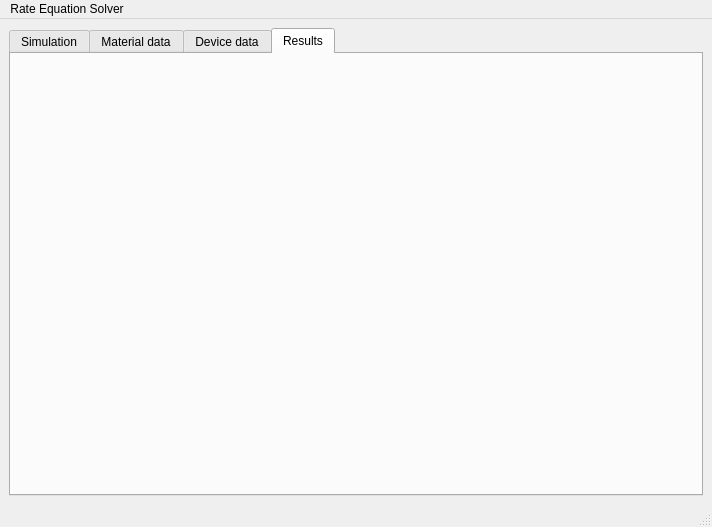
Above: mainwindow.ui from kskarthiksk/Laser_sim_Qt before the change. Below: the same form after it.
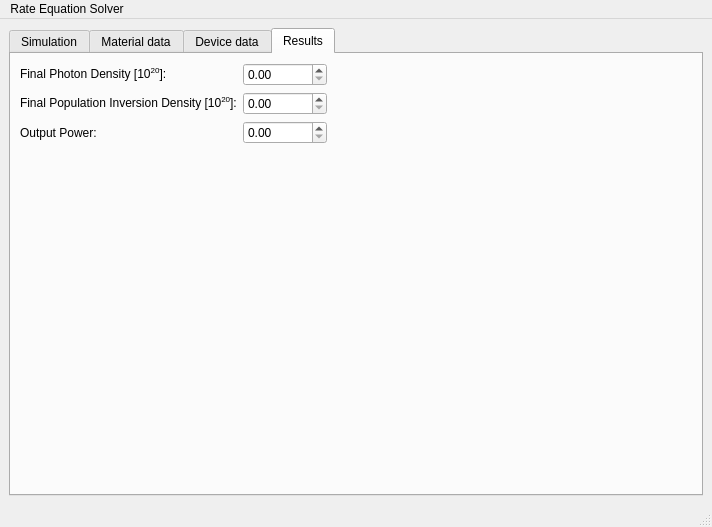
That is the form after the change. The open tabs and pages were chosen to show the change.

What changed in the file:
```diff
--- a/mainwindow.ui
+++ b/mainwindow.ui
@@ -17,6 +17,12 @@
    <layout class="QGridLayout" name="gridLayout">
     <item row="0" column="0">
      <widget class="QTabWidget" name="tabWidget">
+      <property name="minimumSize">
+       <size>
+        <width>690</width>
+        <height>0</height>
+       </size>
+      </property>
       <property name="currentIndex">
        <number>1</number>
       </property>
@@ -363,6 +369,80 @@
        <attribute name="title">
         <string>Results</string>
        </attribute>
+       <layout class="QGridLayout" name="gridLayout_3">
+        <item row="0" column="1">
+         <spacer name="horizontalSpacer_4">
+          <property name="orientation">
+           <enum>Qt::Orientation::Horizontal</enum>
+          </property>
+          <property name="sizeHint" stdset="0">
+           <size>
+            <width>40</width>
+            <height>20</height>
+           </size>
+          </property>
+         </spacer>
+        </item>
+        <item row="0" column="0">
+         <layout class="QFormLayout" name="formLayout_3">
+          <item row="0" column="0">
+           <widget class="QLabel" name="label">
+            <property name="text">
+             <string>&lt;html&gt;&lt;head/&gt;&lt;body&gt;&lt;p&gt;Final Photon Density [10&lt;span style=&quot; vertical-align:super;&quot;&gt;20&lt;/span&gt;]:&lt;/p&gt;&lt;/body&gt;&lt;/html&gt;</string>
+            </property>
+           </widget>
+          </item>
+          <item row="0" column="1">
+           <widget class="QDoubleSpinBox" name="phi_final">
+            <property name="maximum">
+             <double>100000000000.000000000000000</double>
+            </property>
+           </widget>
+          </item>
+          <item row="1" column="0">
+           <widget class="QLabel" name="label_17">
+            <property name="text">
+             <string>&lt;html&gt;&lt;head/&gt;&lt;body&gt;&lt;p&gt;Final Population Inversion Density [10&lt;span style=&quot; vertical-align:super;&quot;&gt;20&lt;/span&gt;]:&lt;/p&gt;&lt;/body&gt;&lt;/html&gt;</string>
+            </property>
+           </widget>
+          </item>
+          <item row="1" column="1">
+           <widget class="QDoubleSpinBox" name="N_final">
+            <property name="maximum">
+             <double>100000000.000000000000000</double>
+            </property>
+           </widget>
+          </item>
+          <item row="2" column="0">
+           <widget class="QLabel" name="label_18">
+            <property name="text">
+             <string>Output Power:</string>
+            </property>
+           </widget>
+          </item>
+          <item row="2" column="1">
+           <widget class="QDoubleSpinBox" name="op_power">
+            <property name="maximum">
+             <double>10000000.000000000000000</double>
+            </property>
+           </widget>
+          </item>
+         </layout>
+        </item>
+        <item row="1" column="0">
+         <spacer name="verticalSpacer_4">
+          <property name="orientation">
+           <enum>Qt::Orientation::Vertical</enum>
+          </property>
+          <property name="sizeHint" stdset="0">
+           <size>
+            <width>20</width>
+            <height>40</height>
+           </size>
+          </property>
+         </spacer>
+        </item>
+       </layout>
       </widget>
      </widget>
     </item>
```
Left out of the diff: 6 changed lines with no effect on the pictures.
